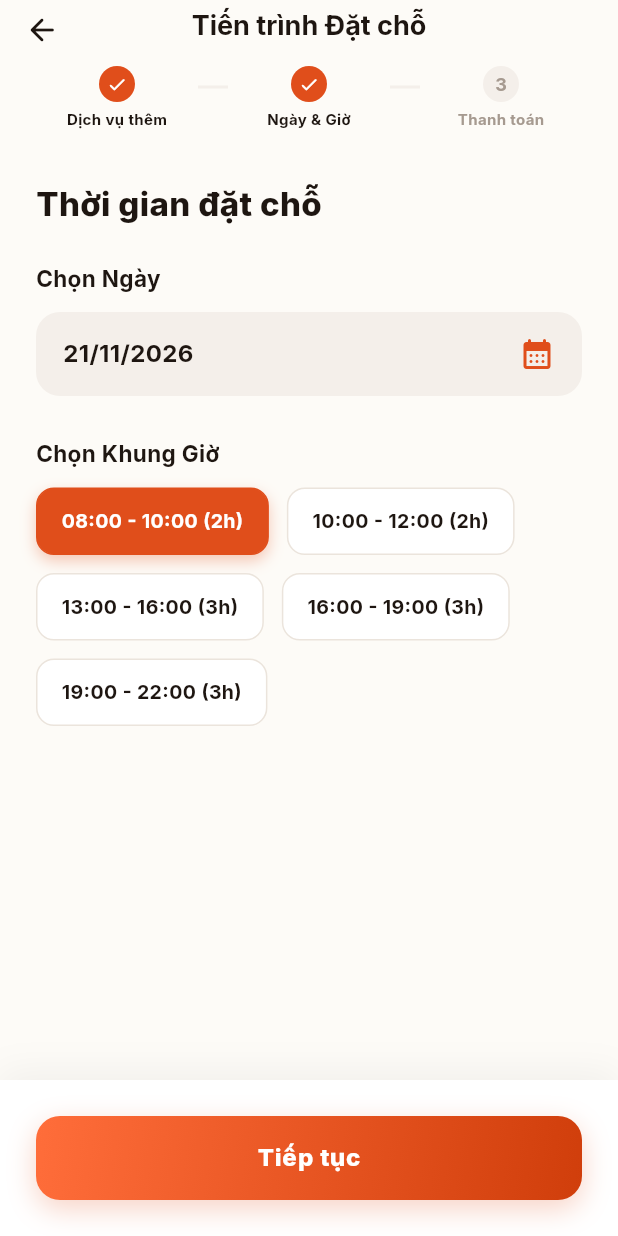
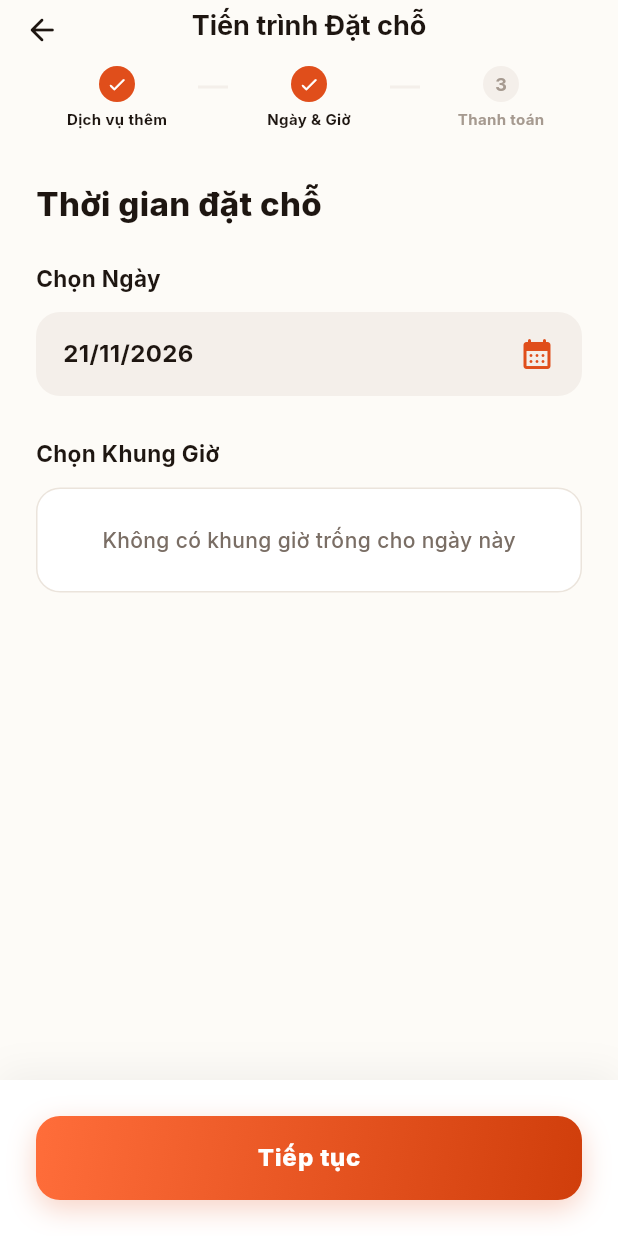
Before and after one commit to LeQuangVinh11022004/film-photo-platform-mobile, a Flutter app: the BookingFlowScreen screen opened directly with sample values from the repository, after a tap on "Tiếp tục", on a phone screen of 412 x 824 dp. Run offline on Flutter 3.47's test engine with Material 3 defaults, Android fonts, the phone set to English and light mode, and no system bars; drawn by our look-alikes of flutter_animate, toastification; our stand-ins replace cached_network_image, carousel_slider, flutter_cache_manager, flutter_local_notifications, flutter_svg, google_fonts and 1 more; accounts and stored records are empty.

Commit message:
Booking flow

```diff
--- a/lib/features/booking/models/booking_api_models.dart
+++ b/lib/features/booking/models/booking_api_models.dart
@@ -374,3 +374,38 @@ class ResourceItemResponseDTO {
     );
   }
 }
+
+class DepositPaymentResponseDTO {
+  final String transactionId;
+  final String bookingId;
+  final num amount;
+  final String? depositDueAt;
+  final String currency;
+  final String paymentMethod;
+  final String status;
+  final String? paymentUrl;
+
+  DepositPaymentResponseDTO({
+    required this.transactionId,
+    required this.bookingId,
+    required this.amount,
+    this.depositDueAt,
+    required this.currency,
+    required this.paymentMethod,
+    required this.status,
+    this.paymentUrl,
+  });
+
+  factory DepositPaymentResponseDTO.fromJson(Map<String, dynamic> json) {
+    return DepositPaymentResponseDTO(
+      transactionId: json['transactionId']?.toString() ?? '',
+      bookingId: json['bookingId']?.toString() ?? '',
+      amount: json['amount'] as num? ?? 0,
+      depositDueAt: json['depositDueAt']?.toString(),
+      currency: json['currency']?.toString() ?? 'VND',
+      paymentMethod: json['paymentMethod']?.toString() ?? '',
+      status: json['status']?.toString() ?? '',
+      paymentUrl: json['paymentUrl']?.toString(),
+    );
+  }
+}
--- a/lib/features/booking/presentation/booking_flow_screen.dart
+++ b/lib/features/booking/presentation/booking_flow_screen.dart
@@ -31,18 +31,104 @@ class _BookingFlowScreenState extends State<BookingFlowScreen> {
   // Step 2: Date & Time state
   DateTime _selectedDate = DateTime.now().add(const Duration(days: 1));
   int _selectedTimeSlotIndex = 0;
-  final List<Map<String, dynamic>> _timeSlots = [
-    {'slot': '08:00 - 10:00', 'hours': 2},
-    {'slot': '10:00 - 12:00', 'hours': 2},
-    {'slot': '13:00 - 16:00', 'hours': 3},
-    {'slot': '16:00 - 19:00', 'hours': 3},
-    {'slot': '19:00 - 22:00', 'hours': 3},
-  ];
+
+  /// Lấy danh sách khung giờ thuộc ngày `_selectedDate` từ `widget.item.availableSlots`.
+  /// Nếu ngày đó không có slot nào thì trả về danh sách rỗng (bỏ hoàn toàn fallback).
+  List<Map<String, dynamic>> get _timeSlots {
+    if (widget.item.availableSlots.isEmpty) {
+      return [];
+    }
+
+    final formattedSlots = <Map<String, dynamic>>[];
+    for (int i = 0; i < widget.item.availableSlots.length; i++) {
+    final slotMap = widget.item.availableSlots[i];
+    final availabilityId = slotMap['availabilityId']?.toString() ?? '';
+
+    DateTime? startAt;
+    DateTime? endAt;
+
+    final rawStart = slotMap['startAt'];
+    if (rawStart is DateTime) {
+    startAt = rawStart;
+    } else if (rawStart is String) {
+    startAt = DateTime.tryParse(rawStart);
+    }
+
+    final rawEnd = slotMap['endAt'];
+    if (rawEnd is DateTime) {
+    endAt = rawEnd;
+    } else if (rawEnd is String) {
+    endAt = DateTime.tryParse(rawEnd);
+    }
+
+    if (startAt != null && endAt != null) {
+    final utcStart = startAt.toUtc();
+    final utcEnd = endAt.toUtc();
+
+    // Chỉ lấy những slot trùng ngày (Năm / Tháng / Ngày) với _selectedDate
+    if (utcStart.year == _selectedDate.year &&
+    utcStart.month == _selectedDate.month &&
+    utcStart.day == _selectedDate.day) {
+    final startFormatted = DateFormat('HH:mm').format(utcStart);
+    final endFormatted = DateFormat('HH:mm').format(utcEnd);
+    final diffMinutes = utcEnd.difference(utcStart).inMinutes;
+    final hours = (diffMinutes / 60).round();
+
+    formattedSlots.add({
+    'slot': '$startFormatted - $endFormatted',
+    'hours': hours > 0 ? hours : 1,
+    'price': slotMap['price'],
+    'availabilityId': availabilityId,
+    'startAt': utcStart,
+    'endAt': utcEnd,
+    });
+    }
+    }
+    }
+
+    return formattedSlots;
+  }
+
+  double _calculateBasePrice(Map<String, dynamic> slot, int hours) {
+    final slotPrice = (slot['price'] as num?)?.toDouble();
+    if (slotPrice != null) {
+      return slotPrice;
+    }
+    return widget.item.pricePerHour * hours;
+  }
+
+  double _calculateAddonPrice() {
+    double addonPrice = 0;
+    for (var a in _availableAddons) {
+      if (_selectedAddons.contains(a['name'])) {
+        addonPrice += (a['price'] as num).toDouble();
+      }
+    }
+    return addonPrice;
+  }
 
   @override
   void initState() {
     super.initState();
     _initAddons();
+    _initSelectedDate();
+  }
+
+  void _initSelectedDate() {
+    if (widget.item.availableSlots.isNotEmpty) {
+      final firstSlot = widget.item.availableSlots.first;
+      final rawStart = firstSlot['startAt'];
+      DateTime? startAt;
+      if (rawStart is DateTime) {
+        startAt = rawStart;
+      } else if (rawStart is String) {
+        startAt = DateTime.tryParse(rawStart);
+      }
+      if (startAt != null) {
+        final utcStart = startAt.toUtc();
+        _selectedDate = DateTime(utcStart.year, utcStart.month, utcStart.day);
+      }
+    }
   }
 
   void _initAddons() {
@@ -68,6 +154,20 @@ class _BookingFlowScreenState extends State<BookingFlowScreen> {
   }
 
   void _nextStep() {
+    if (_currentStep == 1 && _timeSlots.isEmpty) {
+      toastification.show(
+        context: context,
+        type: ToastificationType.warning,
+        style: ToastificationStyle.flatColored,
+        title: const Text('Không có khung giờ khả dụng'),
+        description: const Text('Ngày bạn chọn hiện không có khung giờ trống. Vui lòng chọn ngày khác.'),
+        alignment: Alignment.topCenter,
+        autoCloseDuration: const Duration(seconds: 3),
+        showProgressBar: false,
+      );
+      return;
+    }
+
     if (_currentStep < 2) {
       _pageController.nextPage(duration: 300.ms, curve: Curves.easeInOut);
       setState(() => _currentStep++);
@@ -86,20 +186,35 @@ class _BookingFlowScreenState extends State<BookingFlowScreen> {
   }
 
   Future<void> _submitBooking() async {
+    final slots = _timeSlots;
+    if (slots.isEmpty) {
+      toastification.show(
+        context: context,
+        type: ToastificationType.warning,
+        style: ToastificationStyle.flatColored,
+        title: const Text('Không có khung giờ khả dụng'),
+        description: const Text('Vui lòng chọn ngày có khung giờ khả dụng trước khi tiếp tục.'),
+        alignment: Alignment.topCenter,
+        autoCloseDuration: const Duration(seconds: 3),
+        showProgressBar: false,
+      );
+      return;
+    }
+
     setState(() => _isSubmitting = true);
 
-    final slot = _timeSlots[_selectedTimeSlotIndex];
+    final safeIndex = _selectedTimeSlotIndex < slots.length ? _selectedTimeSlotIndex : 0;
+    final slot = slots[safeIndex];
     final hours = slot['hours'] as int;
-    double addonPrice = 0;
-    for (var a in _availableAddons) {
-      if (_selectedAddons.contains(a['name'])) addonPrice += a['price'];
-    }
-    final totalPrice = (widget.item.pricePerHour * hours) + addonPrice;
+    final availabilityId = slot['availabilityId'] as String;
+
+    final basePrice = _calculateBasePrice(slot, hours);
+    final addonPrice = _calculateAddonPrice();
+    final totalPrice = basePrice + addonPrice;
 
     // 1. Tạo request DTO gửi cho C# API
-    // Gắn GUID có sẵn trong CSDL từ Swagger
     final request = BookingCreateRequestDTO(
-      availabilityId: '55d5d130-5b00-487a-b8f4-7fae91a60d62',
+      availabilityId: availabilityId,
     );
 
     // 2. Gọi API POST thực tế thông qua BookingApiService
@@ -334,6 +449,8 @@ class _BookingFlowScreenState extends State<BookingFlowScreen> {
   }
 
   Widget _buildStep2DateTime() {
+    final slots = _timeSlots;
+
     return ListView(
       padding: const EdgeInsets.all(24),
       children: [
@@ -350,8 +467,8 @@ class _BookingFlowScreenState extends State<BookingFlowScreen> {
             final picked = await showDatePicker(
               context: context,
               initialDate: _selectedDate,
-              firstDate: DateTime.now(),
-              lastDate: DateTime.now().add(const Duration(days: 90)),
+              firstDate: DateTime(2024),
+              lastDate: DateTime.now().add(const Duration(days: 365 * 3)),
               builder: (context, child) {
                 return Theme(
                   data: Theme.of(context).copyWith(
@@ -366,7 +483,10 @@ class _BookingFlowScreenState extends State<BookingFlowScreen> {
               },
             );
             if (picked != null) {
-              setState(() => _selectedDate = picked);
+              setState(() {
+                _selectedDate = picked;
+                _selectedTimeSlotIndex = 0;
+              });
             }
           },
           borderRadius: BorderRadius.circular(16),
@@ -393,11 +513,32 @@ class _BookingFlowScreenState extends State<BookingFlowScreen> {
 
         const Text('Chọn Khung Giờ', style: TextStyle(fontWeight: FontWeight.bold, fontSize: 15, color: AppColors.textPrimary)),
         const SizedBox(height: 12),
+        if (slots.isEmpty)
+          Container(
+            padding: const EdgeInsets.symmetric(vertical: 24, horizontal: 16),
+            width: double.infinity,
+            decoration: BoxDecoration(
+              color: AppColors.cardBg,
+              borderRadius: BorderRadius.circular(16),
+              border: Border.all(color: AppColors.border),
+            ),
+            child: const Center(
+              child: Text(
+                'Không có khung giờ trống cho ngày này',
+                style: TextStyle(
+                  color: AppColors.textSecondary,
+                  fontSize: 14,
+                  fontWeight: FontWeight.w500,
+                ),
+              ),
+            ),
+          ).animate().fadeIn(delay: 200.ms)
+        else
           Wrap(
             spacing: 12,
             runSpacing: 12,
-          children: List.generate(_timeSlots.length, (index) {
-            final slot = _timeSlots[index];
+            children: List.generate(slots.length, (index) {
+              final slot = slots[index];
               final isSelected = _selectedTimeSlotIndex == index;
               return GestureDetector(
                 onTap: () => setState(() => _selectedTimeSlotIndex = index),
@@ -427,15 +568,20 @@ class _BookingFlowScreenState extends State<BookingFlowScreen> {
   }
 
   Widget _buildStep3Checkout() {
-    final slot = _timeSlots[_selectedTimeSlotIndex];
+    final slots = _timeSlots;
+    if (slots.isEmpty) {
+      return const Center(
+        child: Text(
+          'Không có khung giờ trống cho ngày đã chọn',
+          style: TextStyle(color: AppColors.textSecondary, fontSize: 16),
+        ),
+      );
+    }
+    final safeIndex = _selectedTimeSlotIndex < slots.length ? _selectedTimeSlotIndex : 0;
+    final slot = slots[safeIndex];
     final hours = slot['hours'] as int;
-    final basePrice = widget.item.pricePerHour * hours;
-
-    double addonPrice = 0;
-    for (var a in _availableAddons) {
-      if (_selectedAddons.contains(a['name'])) addonPrice += a['price'];
-    }
-
+    final basePrice = _calculateBasePrice(slot, hours);
+    final addonPrice = _calculateAddonPrice();
     final totalPrice = basePrice + addonPrice;
 
     return ListView(
--- a/lib/features/booking/presentation/item_list_screen.dart
+++ b/lib/features/booking/presentation/item_list_screen.dart
@@ -3,6 +3,7 @@ import 'package:flutter_animate/flutter_animate.dart';
 import 'package:intl/intl.dart';
 import '../../../core/theme/app_colors.dart';
 import '../../../core/utils/image_utils.dart';
+import '../models/booking_api_models.dart';
 import '../models/booking_item.dart';
 import '../services/booking_api_service.dart';
 
@@ -57,7 +58,7 @@ class _ItemListScreenState extends State<ItemListScreen> with SingleTickerProvid
       final fromDateStr = _selectedFromDate != null ? DateFormat('yyyy-MM-dd').format(_selectedFromDate!) : null;
       final toDateStr = _selectedToDate != null ? DateFormat('yyyy-MM-dd').format(_selectedToDate!) : null;
 
-      final results = await Future.wait([
+      final results = await Future.wait<List<ResourceItemResponseDTO>>([
         _apiService.getStudios(fromDate: fromDateStr, toDate: toDateStr),
         _apiService.getDarkrooms(fromDate: fromDateStr, toDate: toDateStr),
       ]);
```
Also changed, not shown: lib/features/booking/presentation/item_detail_screen.dart (+92 -80 lines), lib/features/booking/services/booking_api_service.dart (+55 -2 lines), lib/features/home/presentation/home_screen.dart (+11 -8 lines). Lines whose indentation alone changed are shown as unchanged.
